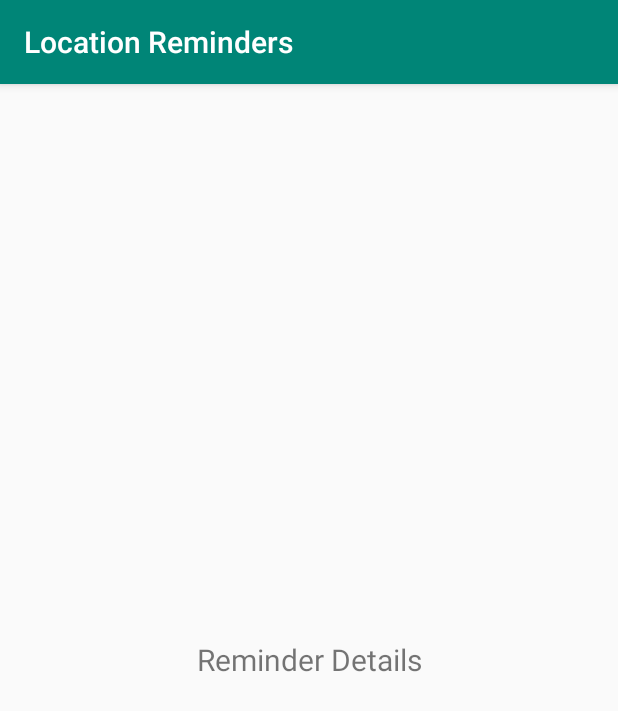
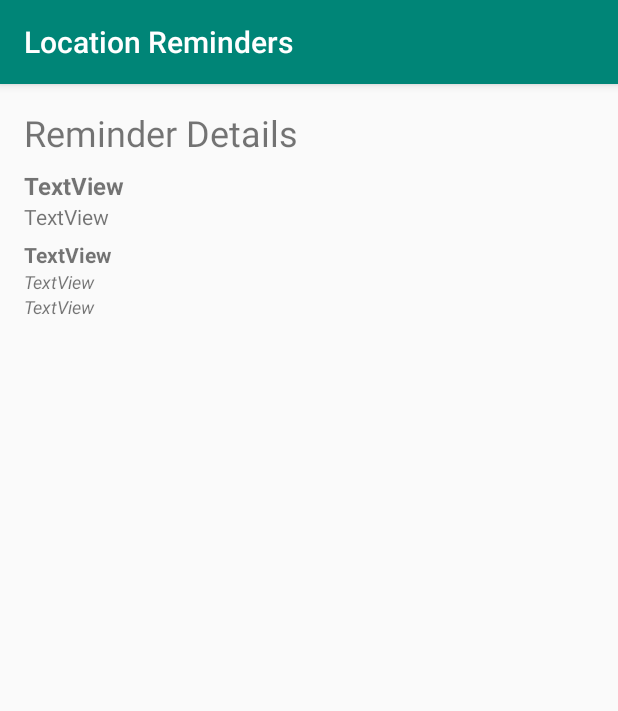
Before and after one commit to apigeoneer/app_Location_Reminder, an Android app: the ReminderDescriptionActivity screen opened directly, with no data from a screen before it, on a phone screen of 412 x 824 dp. Shown: the top 711 px of the screen. Run offline under Robolectric (Android 15) with nearby library versions, the phone set to English and light mode, and no system bars; our stand-ins replace data binding.

Commit message:
added reminder description ui

```diff
--- a/app/src/main/java/com/udacity/project4/locationreminders/ReminderDescriptionActivity.kt
+++ b/app/src/main/java/com/udacity/project4/locationreminders/ReminderDescriptionActivity.kt
@@ -17,7 +17,7 @@ class ReminderDescriptionActivity : AppCompatActivity() {
     companion object {
         private const val EXTRA_ReminderDataItem = "EXTRA_ReminderDataItem"
 
-        //        receive the reminder object after the user clicks on the notification
+        // receive the reminder object after the user clicks on the notification
         fun newIntent(context: Context, reminderDataItem: ReminderDataItem): Intent {
             val intent = Intent(context, ReminderDescriptionActivity::class.java)
             intent.putExtra(EXTRA_ReminderDataItem, reminderDataItem)
--- a/app/src/main/res/layout/activity_reminder_description.xml
+++ b/app/src/main/res/layout/activity_reminder_description.xml
@@ -13,21 +13,54 @@
     <LinearLayout
         android:layout_width="match_parent"
         android:layout_height="match_parent"
-        android:gravity="center"
+        android:layout_margin="16dp"
         android:orientation="vertical"
         tools:context=".locationreminders.ReminderDescriptionActivity">
-        <!--TODO: add the design of the reminder details-->
 
         <TextView
+            android:id="@+id/reminder_tv"
             android:layout_width="match_parent"
             android:layout_height="wrap_content"
-            android:gravity="center"
+            android:paddingBottom="8dp"
             android:text="Reminder Details"
-            android:textSize="@dimen/text_size_large"
-            app:layout_constraintBottom_toBottomOf="parent"
-            app:layout_constraintEnd_toEndOf="parent"
-            app:layout_constraintStart_toStartOf="parent"
-            app:layout_constraintTop_toTopOf="parent" />
+            android:textSize="24sp" />
 
+        <TextView
+            android:id="@+id/title_tv"
+            android:layout_width="match_parent"
+            android:layout_height="wrap_content"
+            android:text="TextView"
+            android:textSize="16sp"
+            android:textStyle="bold" />
+
+        <TextView
+            android:id="@+id/desc_tv"
+            android:layout_width="match_parent"
+            android:layout_height="wrap_content"
+            android:text="TextView" />
+
+        <TextView
+            android:id="@+id/location_tv"
+            android:layout_width="match_parent"
+            android:layout_height="wrap_content"
+            android:layout_marginTop="6dp"
+            android:text="TextView"
+            android:textStyle="bold" />
+
+        <TextView
+            android:id="@+id/latitude_tv"
+            android:layout_width="match_parent"
+            android:layout_height="wrap_content"
+            android:text="TextView"
+            android:textSize="12sp"
+            android:textStyle="italic" />
+
+        <TextView
+            android:id="@+id/longitude_tv"
+            android:layout_width="match_parent"
+            android:layout_height="wrap_content"
+            android:text="TextView"
+            android:textSize="12sp"
+            android:textStyle="italic" />
     </LinearLayout>
 </layout>
```
